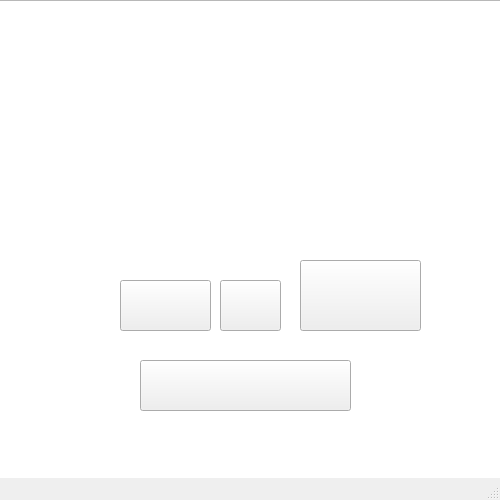
ngxson/LTNC2017, file mainwindow.ui: the form before one commit.
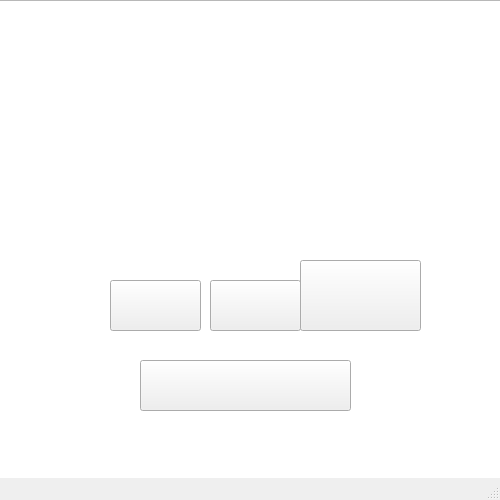
The form after the commit.

```diff
--- a/mainwindow.ui
+++ b/mainwindow.ui
@@ -27,9 +27,9 @@
    <widget class="QPushButton" name="btnAbout">
     <property name="geometry">
      <rect>
-      <x>220</x>
+      <x>210</x>
       <y>280</y>
-      <width>61</width>
+      <width>91</width>
       <height>51</height>
      </rect>
     </property>
@@ -45,7 +45,7 @@
    <widget class="QPushButton" name="btnHighScore">
     <property name="geometry">
      <rect>
-      <x>120</x>
+      <x>110</x>
       <y>280</y>
       <width>91</width>
       <height>51</height>
```
Left out of the diff: 59 changed lines with no effect on the pictures.
